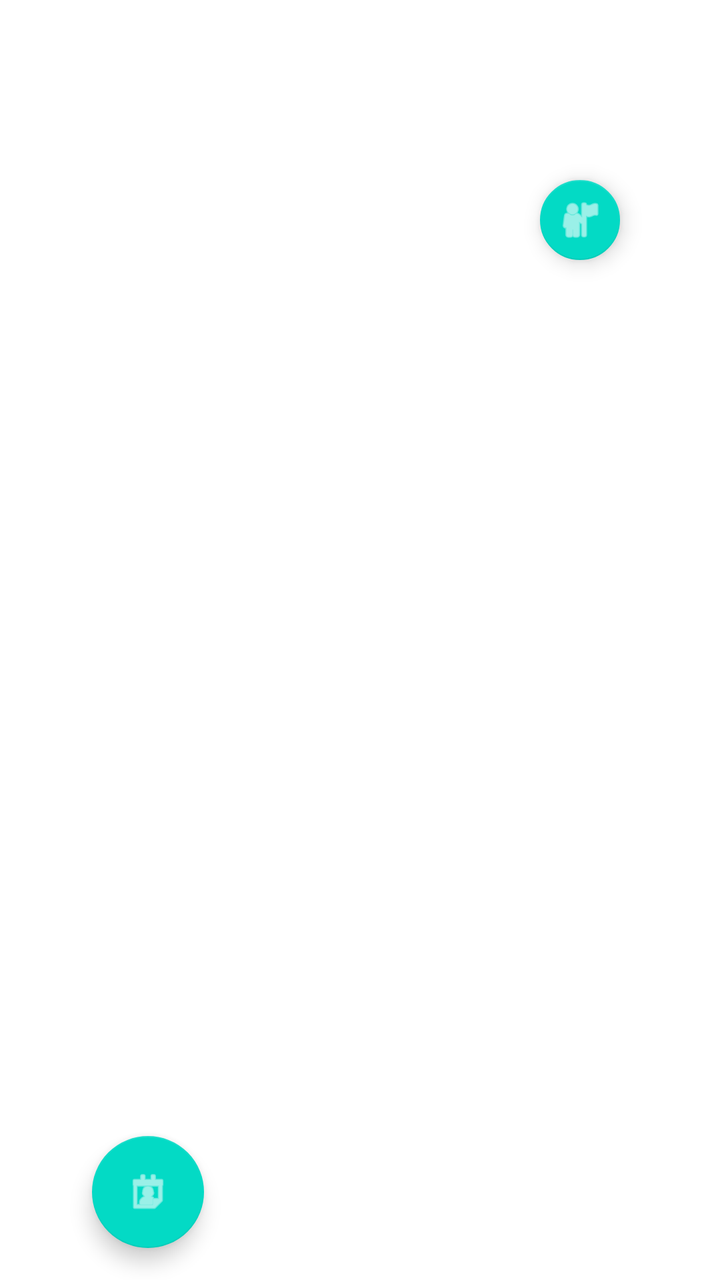
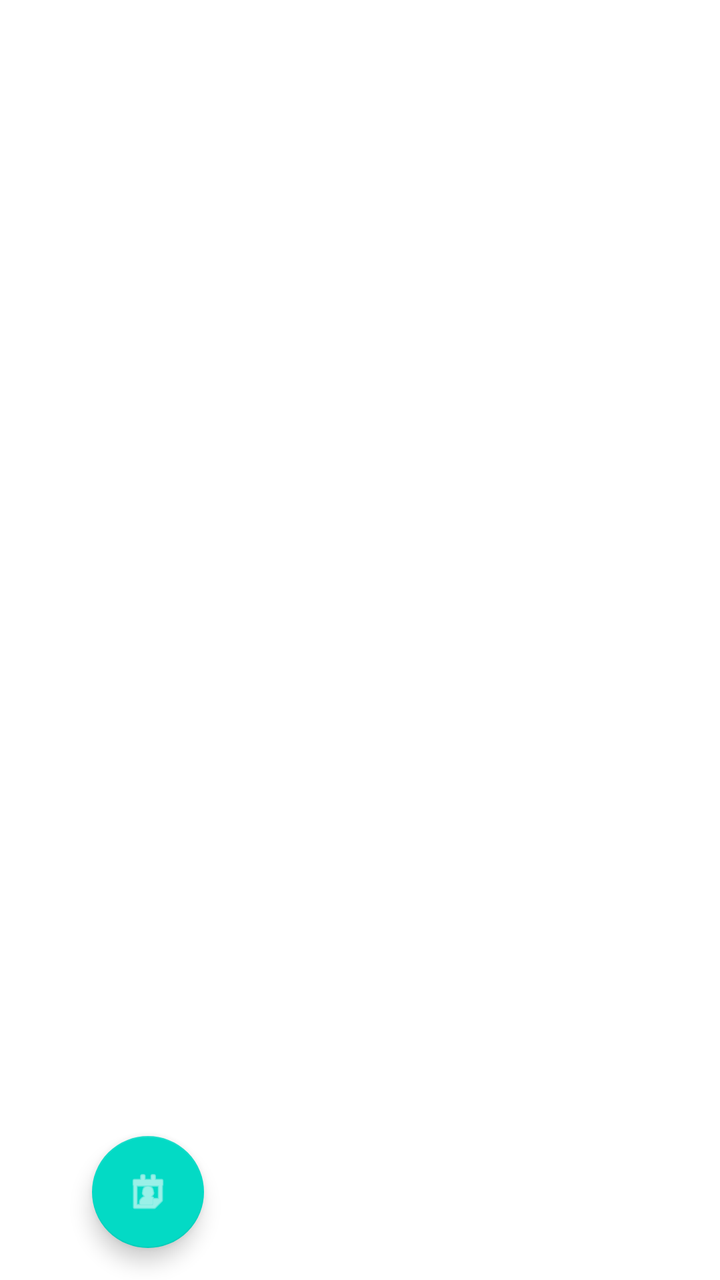

Before-and-after screenshots of an Android layout around one commit, followed by the original layout XML and the change that was made.
<!-- AndroidManifest.xml: application theme Theme.Progress -->
<!-- res/layout/fragment_home.xml -->
<?xml version="1.0" encoding="utf-8"?>
<FrameLayout xmlns:android="http://schemas.android.com/apk/res/android"
             xmlns:tools="http://schemas.android.com/tools"
             android:layout_width="match_parent"
             android:layout_height="match_parent" xmlns:app="http://schemas.android.com/apk/res-auto"
             tools:context="com.example.progress.ui.home.HomeFragment"
             android:paddingTop="70dp"
             android:paddingHorizontal="30dp">

    <androidx.recyclerview.widget.RecyclerView
            android:id="@+id/rvSchedules"
            android:layout_width="match_parent"
            android:layout_height="match_parent"
            android:paddingTop="100dp"
            app:layoutManager="androidx.recyclerview.widget.LinearLayoutManager"/>

    <com.google.android.material.floatingactionbutton.FloatingActionButton
        android:id="@+id/fabProfile"
        android:layout_width="wrap_content"
        android:layout_height="wrap_content"
        android:contentDescription="Profile"
        android:src="@android:drawable/ic_menu_myplaces"
        app:tint="@android:color/white"
        app:fabSize="mini"
        android:layout_margin="16dp"
        android:layout_gravity="top|end" />

    <com.google.android.material.floatingactionbutton.FloatingActionButton
        android:id="@+id/fabCreateSchedule"
        android:layout_width="wrap_content"
        android:layout_height="wrap_content"
        android:contentDescription="@string/create_schedule"
        android:src="@android:drawable/ic_menu_my_calendar"
        app:tint="@android:color/white"
        android:layout_margin="16dp"
        android:layout_gravity="bottom|start" />

</FrameLayout>
<!-- resources referenced by this layout -->
<resources>
  <string name="create_schedule">Create schedule</string>
  <style name="Theme.Progress" parent="Theme.MaterialComponents.DayNight.DarkActionBar">
          
          <item name="colorPrimary">@color/purple_500</item>
          <item name="colorPrimaryVariant">@color/purple_700</item>
          <item name="colorOnPrimary">@color/white</item>
          
          <item name="colorSecondary">@color/teal_200</item>
          <item name="colorSecondaryVariant">@color/teal_700</item>
          <item name="colorOnSecondary">@color/black</item>
          
          <item name="android:statusBarColor">?attr/colorPrimaryVariant</item>
          
      </style>
  <color name="purple_500">#FF6200EE</color>
  <color name="purple_700">#FF3700B3</color>
  <color name="white">#FFFFFFFF</color>
  <color name="teal_200">#FF03DAC5</color>
  <color name="teal_700">#FF018786</color>
  <color name="black">#FF000000</color>
</resources>

<!-- the commit's change to res/layout/fragment_home.xml (unified diff, before → after) -->
@@ -14,17 +14,7 @@
             android:paddingTop="100dp"
             app:layoutManager="androidx.recyclerview.widget.LinearLayoutManager"/>
 
-    <com.google.android.material.floatingactionbutton.FloatingActionButton
-        android:id="@+id/fabProfile"
-        android:layout_width="wrap_content"
-        android:layout_height="wrap_content"
-        android:contentDescription="Profile"
-        android:src="@android:drawable/ic_menu_myplaces"
-        app:tint="@android:color/white"
-        app:fabSize="mini"
-        android:layout_margin="16dp"
-        android:layout_gravity="top|end" />
-
+    
     <com.google.android.material.floatingactionbutton.FloatingActionButton
         android:id="@+id/fabCreateSchedule"
         android:layout_width="wrap_content"
